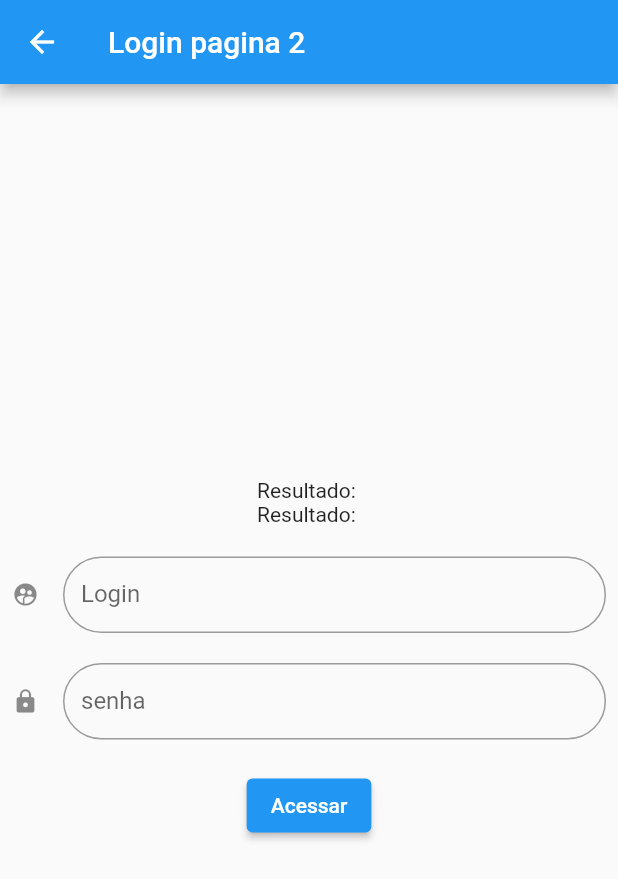
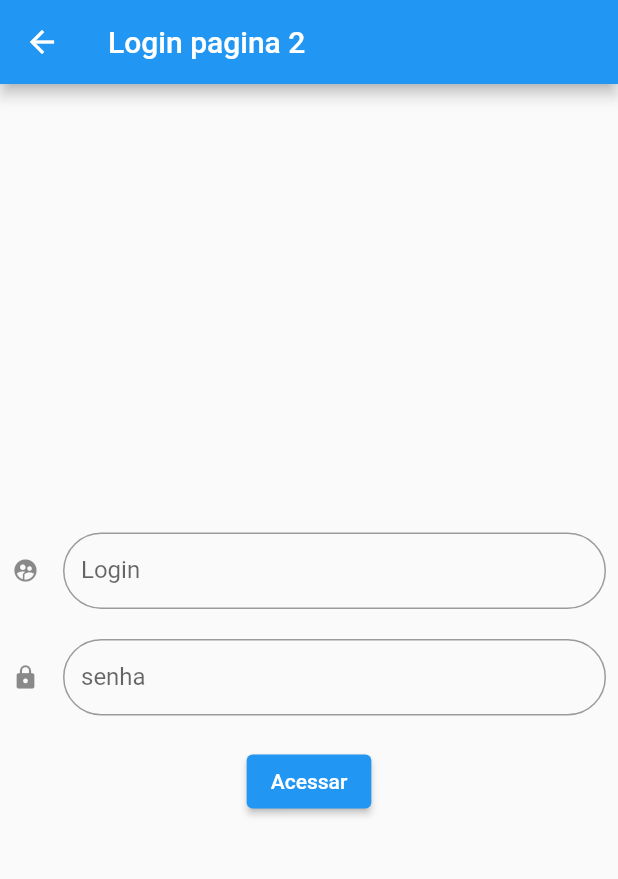
Before and after one commit to EvertonLimaInovacaointeligentes/fluttter_cleanArchiteture, a Flutter app: the LoginPage2 screen opened directly, on a phone screen of 412 x 824 dp. Shown: the top 879 px of the screen. Run offline on Flutter 3.47's test engine with Material 2 defaults, Android fonts, the phone set to English and light mode, and no system bars; our stand-ins replace dartz, get_it, lottie; accounts and stored records are empty; network calls fail.

Commit message:
fiz dois arquivos de login um com setstate e outro com valueNotifier, esse commmit retrata o uso da tela de login com o valueNotifier.

```diff
--- a/architeture/lib/features/login/presetation/controllers/login.controller.dart
+++ b/architeture/lib/features/login/presetation/controllers/login.controller.dart
@@ -1,21 +1,35 @@
 import 'package:architeture/features/login/data/dto/login.dto.dart';
-import 'package:architeture/features/login/domain/entities/login.entity.dart';
 import 'package:architeture/features/login/domain/usercases/get.login.usercase.dart';
+import 'package:flutter/cupertino.dart';
+import 'package:flutter/material.dart';
 
 class LoginController {
   final getLoginUserCase _userlogin;
 
   LoginController(this._userlogin);
 
-  late LoginEntity login;
+  ValueNotifier<LoginDto?> posts = ValueNotifier<LoginDto?>(null);
 
-  LoginDto getLogin(String username, String senha) {
-    var retorno=LoginDto(username: '',password: '',role:'');
+  LoginDto get postsCarregado=> posts.value!;
+
+  void getLogin2(String username, String senha) {
+    var retorno = LoginDto(username: '', password: '', role: '');
     var result = _userlogin(username, senha);
 
     result.fold(
-      (erro) => retorno=(erro as LoginDto),
-      (sucess) => retorno=(sucess as LoginDto),
+          (erro) => retorno = (erro as LoginDto),
+          (sucess) => retorno = (sucess as LoginDto),
+    );
+   posts.value=retorno;
+  }
+
+  LoginDto getLogin(String username, String senha) {
+    var retorno = LoginDto(username: '', password: '', role: '');
+    var result = _userlogin(username, senha);
+
+    result.fold(
+      (erro) => retorno = (erro as LoginDto),
+      (sucess) => retorno = (sucess as LoginDto),
     );
     return retorno;
   }
--- a/architeture/lib/features/login/presetation/ui/pages/login.page2.dart
+++ b/architeture/lib/features/login/presetation/ui/pages/login.page2.dart
@@ -1,18 +1,31 @@
 import 'package:architeture/features/login/data/dto/login.dto.dart';
+import 'package:architeture/features/login/domain/entities/login.entity.dart';
 import 'package:architeture/features/login/presetation/controllers/login.controller.dart';
 import 'package:flutter/material.dart';
 import 'package:get_it/get_it.dart';
 
-class LoginPage2 extends StatelessWidget {
+class LoginPage2 extends StatefulWidget {
   LoginPage2({Key? key}) : super(key: key);
+
+  @override
+  State<LoginPage2> createState() => _LoginPage2State();
+}
+
+class _LoginPage2State extends State<LoginPage2> {
   final _formkey = GlobalKey<FormState>();
+
   final _txtLogin = TextEditingController();
+
   final _txtSenha = TextEditingController();
+
   var _controller = GetIt.I.get<LoginController>();
-  ValueNotifier<String> _login=ValueNotifier<String>("");
-  ValueNotifier<String> _senha=ValueNotifier<String>("");
+
+  ValueNotifier<String> _login = ValueNotifier<String>("");
+
+  ValueNotifier<String> _senha = ValueNotifier<String>("");
 
   String? loginDigitado;
+
   String? senhaDigitada;
 
   LoginDto? logou;
@@ -32,8 +45,6 @@ class LoginPage2 extends StatelessWidget {
             mainAxisAlignment: MainAxisAlignment.center,
             crossAxisAlignment: CrossAxisAlignment.center,
             children: [
-              ValueListenableBuilder(valueListenable: _login, builder: (_, value, __) => Text('Resultado: $value'),),
-              ValueListenableBuilder(valueListenable: _senha, builder: (_, value, __) => Text('Resultado: $value'),),
               SizedBox(
                 height: 20.0,
               ),
@@ -110,22 +121,25 @@ class LoginPage2 extends StatelessWidget {
               SizedBox(
                 height: 20,
               ),
-              ElevatedButton(
+              ValueListenableBuilder<LoginEntity?>(
+                  valueListenable: _controller.posts,
+                  builder: (context, LoginEntity? posts, __) {
+                    return ElevatedButton(
                       onPressed: () {
-                 _login.value=_txtLogin.text;
-                 _senha.value=_txtSenha.text;
+
                         var message = 'ok';
-                    logou = _controller.getLogin(_txtLogin.text, _txtSenha.text);
+                         _controller.getLogin2(
+                            _txtLogin.text, _txtSenha.text);
 
                         ScaffoldMessenger.of(context).showSnackBar(SnackBar(
-                        content: Text(message + logou!.username + "!")));
+                            content: Text(message + _controller.postsCarregado.username + "!")));
                         Future.delayed(Duration(seconds: 5)).whenComplete(
-                          () => Navigator.of(context).pushNamed("/home"),
+                              () => Navigator.of(context).pushReplacementNamed("/home"),
                         );
-
                       },
                       child: Text('Acessar'),
-              ),
+                    );
+                  }),
             ],
           ),
           // ),
--- a/architeture/lib/features/login/presetation/ui/pages/splash.dart
+++ b/architeture/lib/features/login/presetation/ui/pages/splash.dart
@@ -13,7 +13,7 @@ class _SplashPageState extends State<SplashPage> {
   @override
   void initState(){
     super.initState();
-    Future.delayed(Duration(seconds: 10),).then((value) => Navigator.of(context).pushReplacementNamed('/login'));
+    Future.delayed(Duration(seconds: 10),).then((value) => Navigator.of(context).pushReplacementNamed('/login2'));
   }
   @override
   Widget build(BuildContext context) {
--- a/architeture/lib/main.dart
+++ b/architeture/lib/main.dart
@@ -1,5 +1,6 @@
 import 'package:architeture/features/layers/presetation/ui/pages/carro_page.dart';
 import 'package:architeture/features/login/presetation/ui/pages/login.page.dart';
+import 'package:architeture/features/login/presetation/ui/pages/login.page2.dart';
 import 'package:flutter/cupertino.dart';
 import 'package:flutter/material.dart';
 
@@ -13,8 +14,9 @@ void main() {
       debugShowCheckedModeBanner: false,
       initialRoute: '/splash',
       routes: {
-        '/splash':(_)=> const SplashPage(),
+        '/splash': (_) => const SplashPage(),
         '/login': (_) => const LoginPage(),
+        '/login2': (_) => LoginPage2(),
         '/home': (_) => CarroPage(),
       },
     ),
```
Lines whose indentation alone changed are shown as unchanged.
